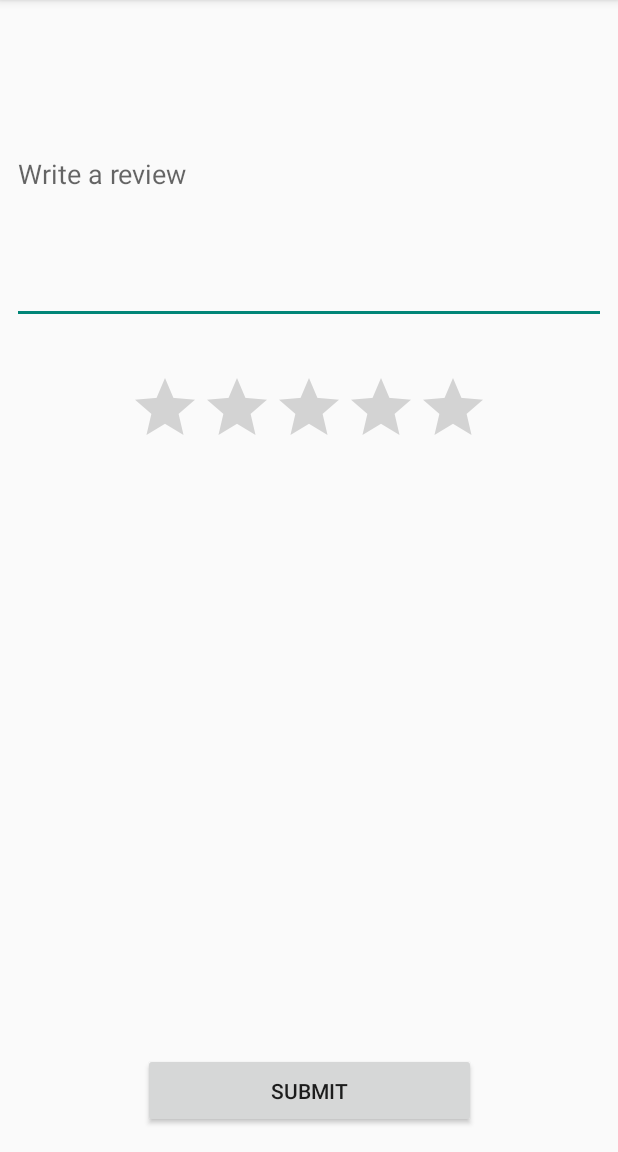
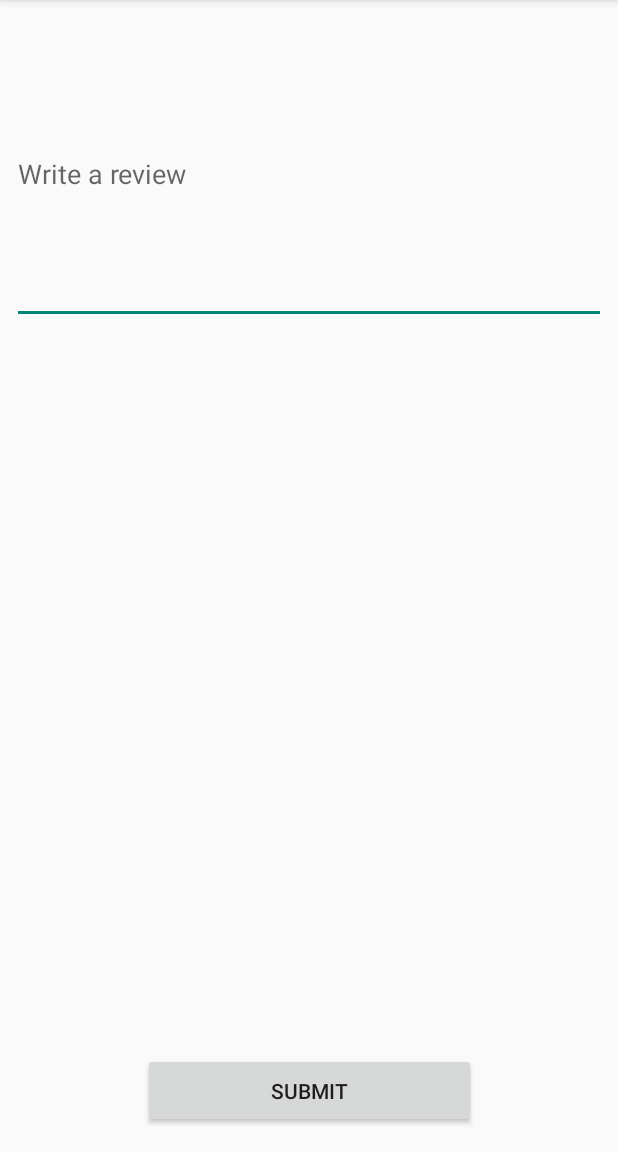
Before and after one commit to dorazex/IvoryStore, an Android app: the layout activity_review.xml on its own in the app's theme, with its tools: preview values and no code run, on a phone screen of 412 x 824 dp, the part 84-1236 px from its top. Run offline under Robolectric (Android 15) with nearby library versions, the phone set to English and light mode, and no system bars.

Commit message:
refactor in progress

```diff
--- a/app/src/main/java/com/example/IvoryStore/adapter/ReviewsAdapter.java
+++ b/app/src/main/java/com/example/IvoryStore/adapter/ReviewsAdapter.java
@@ -6,7 +6,6 @@ import android.util.Log;
 import android.view.LayoutInflater;
 import android.view.View;
 import android.view.ViewGroup;
-import android.widget.RatingBar;
 import android.widget.TextView;
 
 import com.example.IvoryStore.R;
--- a/app/src/main/res/layout/activity_review.xml
+++ b/app/src/main/res/layout/activity_review.xml
@@ -20,18 +20,6 @@
         app:layout_constraintStart_toStartOf="parent"
         app:layout_constraintTop_toTopOf="parent" />
 
-    <RatingBar
-        android:id="@+id/new_user_rating"
-        android:layout_width="wrap_content"
-        android:layout_height="wrap_content"
-        android:layout_marginEnd="8dp"
-        android:layout_marginStart="8dp"
-        android:layout_marginTop="32dp"
-        android:numStars="5"
-        android:stepSize="1"
-        app:layout_constraintEnd_toEndOf="parent"
-        app:layout_constraintStart_toStartOf="parent"
-        app:layout_constraintTop_toBottomOf="@+id/new_user_review" />
 
     <Button
         android:id="@+id/button_submit"
```
Also changed, not shown: app/src/main/java/com/example/IvoryStore/IvoryDetailsActivity.java (+71 -100 lines), app/src/main/java/com/example/IvoryStore/model/Review.java (+0 -7 lines), app/src/main/res/layout/activity_ivory_details.xml (+4 -4 lines).
